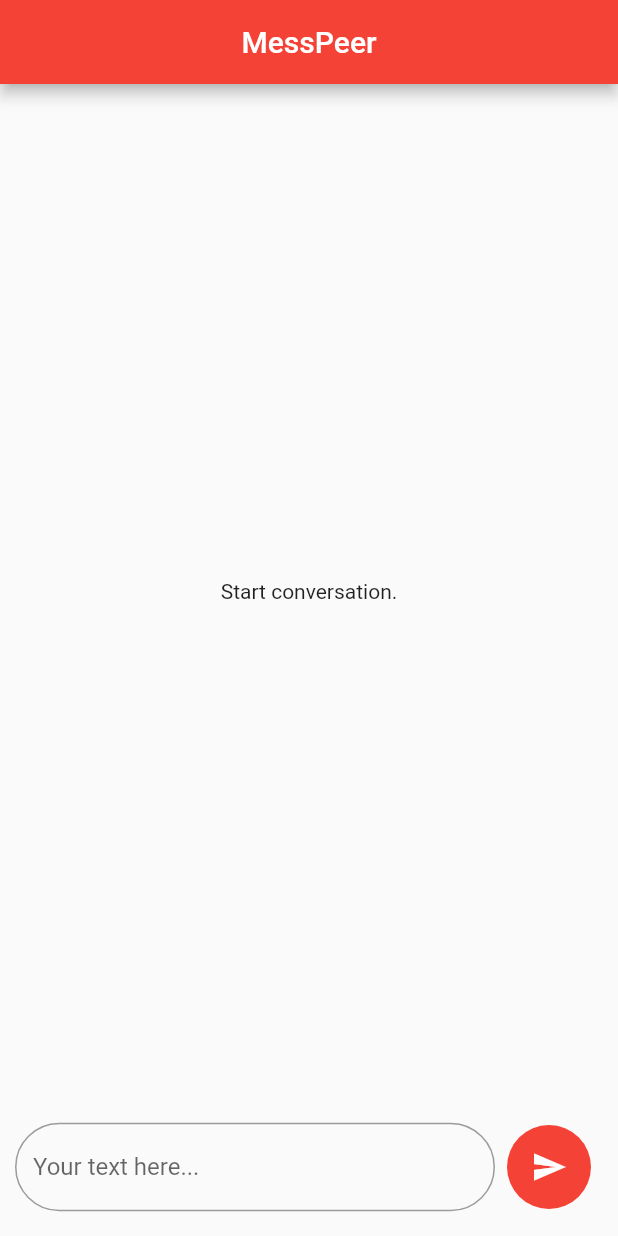
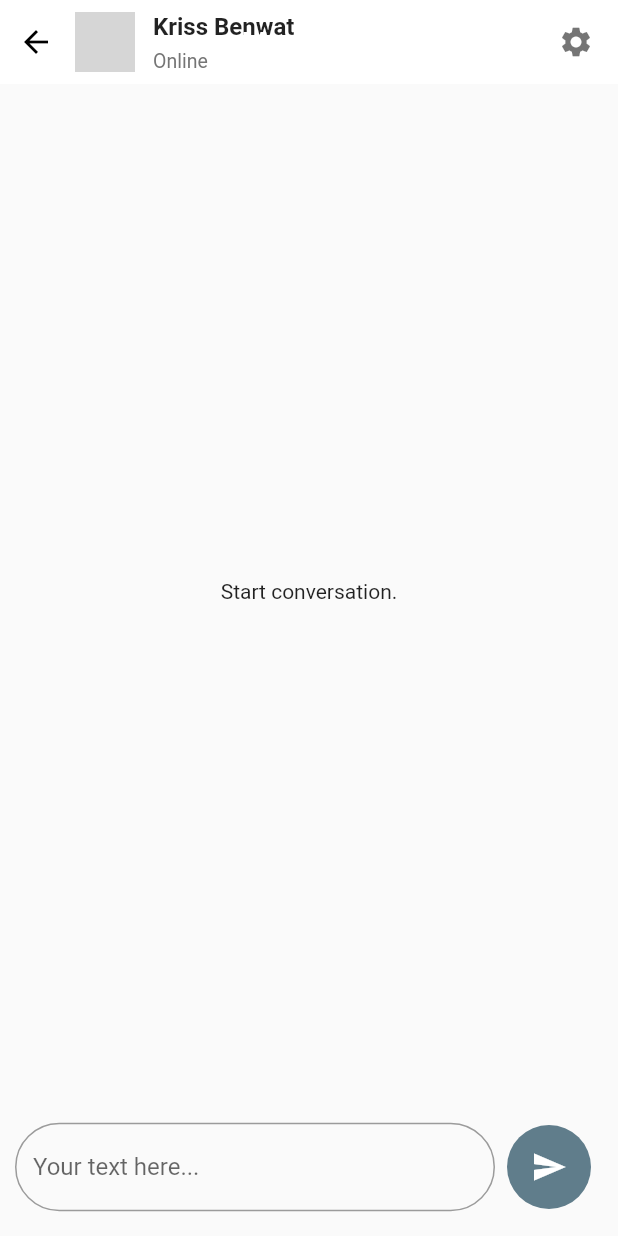
Before and after one commit to anhquan7826/messpeer_client, a Flutter app: the Chat screen opened directly, on a phone screen of 412 x 824 dp. Run offline on Flutter 3.47's test engine with Material 2 defaults, Android fonts, the phone set to English and light mode, and no system bars; grey boxes are pictures that could not be loaded.

```diff
--- a/lib/chat_screen/chat.dart
+++ b/lib/chat_screen/chat.dart
@@ -20,14 +20,67 @@ class _ChatState extends State<Chat> {
             'MessPeer',
           ),
           centerTitle: true,
-
+          elevation: 0,
+          automaticallyImplyLeading: false,
+          backgroundColor: Colors.white,
+          flexibleSpace: SafeArea(
+            child: Container(
+              padding: const EdgeInsets.only(right: 16),
+              child: Row(
+                children: <Widget>[
+                  IconButton(
+                    onPressed: () {
+                      Navigator.pop(context);
+                    },
+                    icon: const Icon(
+                      Icons.arrow_back,
+                      color: Colors.black,
+                    ),
+                  ),
+                  const SizedBox(
+                    width: 2,
+                  ),
+                  const CircleAvatar(
+                    backgroundImage: NetworkImage(
+                        "<https://randomuser.me/api/portraits/men/5.jpg>"),
+                    maxRadius: 20,
+                  ),
+                  const SizedBox(
+                    width: 12,
+                  ),
+                  Expanded(
+                    child: Column(
+                      crossAxisAlignment: CrossAxisAlignment.start,
+                      mainAxisAlignment: MainAxisAlignment.center,
+                      children: <Widget>[
+                        const Text(
+                          "Kriss Benwat",
+                          style: TextStyle(
+                              fontSize: 16, fontWeight: FontWeight.w600),
+                        ),
+                        const SizedBox(height: 6),
+                        Text(
+                          "Online",
+                          style: TextStyle(
+                              color: Colors.grey.shade600, fontSize: 13),
+                        ),
+                      ],
+                    ),
+                  ),
+                  const Icon(
+                    Icons.settings,
+                    color: Colors.black54,
+                  ),
+                ],
+              ),
+            ),
+          ),
         ),
         body: Column(
           children: <Widget>[
             messageView(),
             chatBox(_messageController),
           ],
-        )
-    );
+        ));
   }
 }
--- a/lib/main.dart
+++ b/lib/main.dart
@@ -16,9 +16,9 @@ class MyApp extends StatelessWidget {
     return MaterialApp(
         title: 'Messpeer',
         theme: ThemeData(
-        primarySwatch: Colors.red,
+          primarySwatch: Colors.blueGrey,
         ),
-      home: Chat(),
+        home: Overview()
         // initialRoute: '/chat',
         // routes: {
         //   '/': (context) => Loading(),
```
Also changed, not shown: lib/overview_screen/overview.dart (+34 -10 lines). Lines whose indentation alone changed are shown as unchanged.
